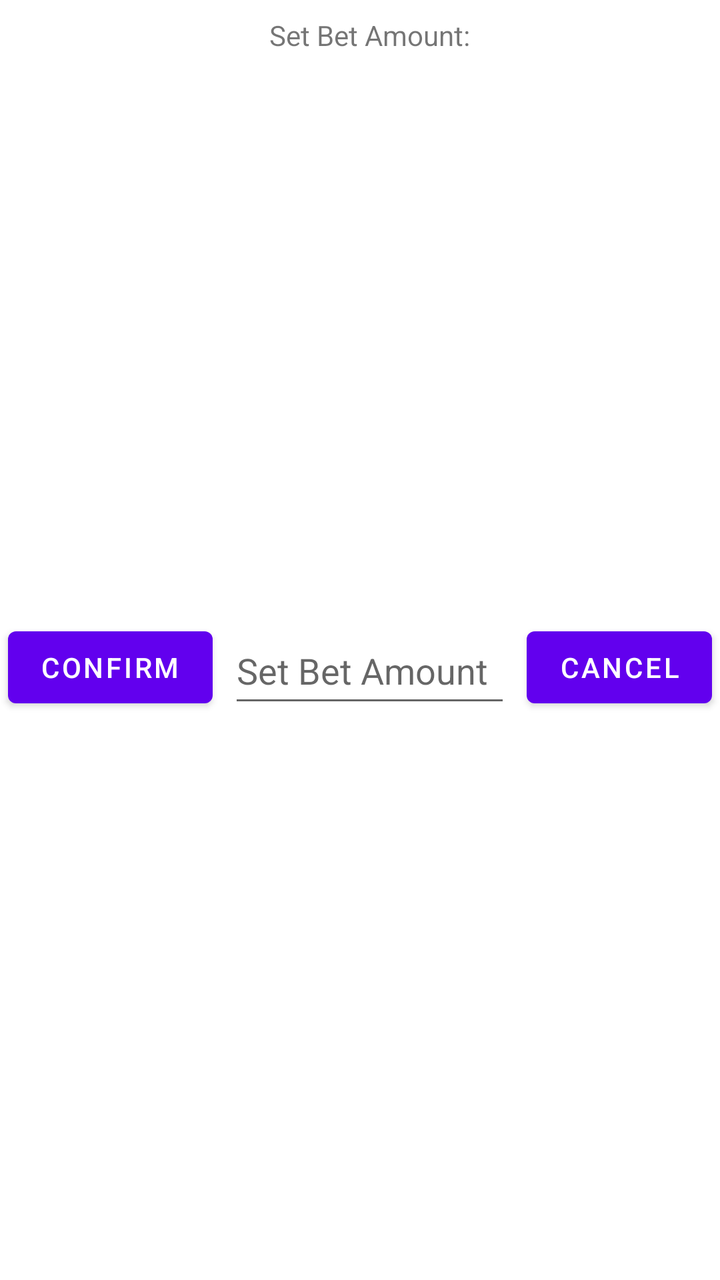
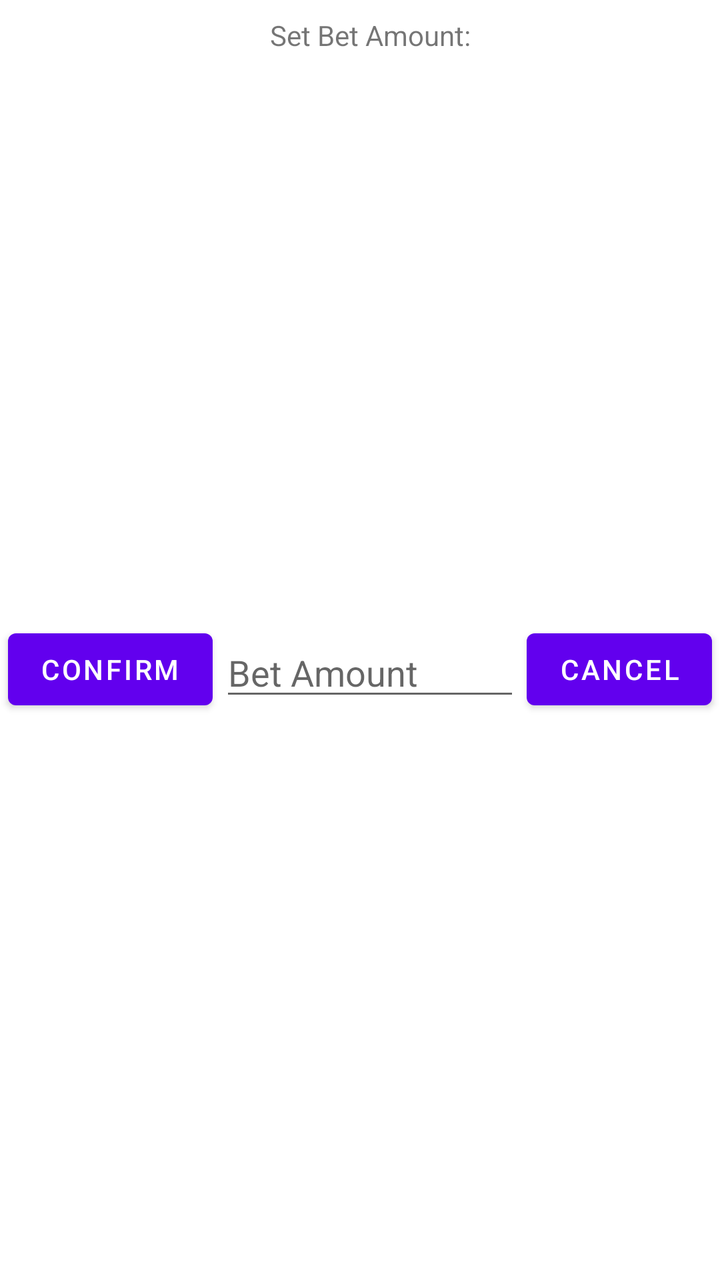

Compare the two renders of this Android layout. The source of the first and the diff that turns it into the second are given below.
<!-- AndroidManifest.xml: application theme Theme.GamblingBadger -->
<!-- res/layout/blackjack_set_bet_popup.xml -->
<?xml version="1.0" encoding="utf-8"?>
<androidx.constraintlayout.widget.ConstraintLayout xmlns:android="http://schemas.android.com/apk/res/android"
    xmlns:app="http://schemas.android.com/apk/res-auto"
    xmlns:tools="http://schemas.android.com/tools"
    android:layout_width="match_parent"
    android:layout_height="wrap_content">

    <TextView
        android:id="@+id/instructionTextView"
        android:layout_width="wrap_content"
        android:layout_height="wrap_content"
        android:layout_marginTop="8dp"
        android:text="Set Bet Amount:"
        app:layout_constraintEnd_toEndOf="@+id/TextInputSetBet"
        app:layout_constraintStart_toStartOf="@+id/TextInputSetBet"
        app:layout_constraintTop_toTopOf="parent" />

    <Button
        android:id="@+id/ConfirmButton"
        android:layout_width="wrap_content"
        android:layout_height="wrap_content"
        android:layout_marginStart="4dp"
        android:text="Confirm"
        app:layout_constraintBottom_toBottomOf="@+id/TextInputSetBet"
        app:layout_constraintEnd_toStartOf="@+id/CancelButton"
        app:layout_constraintHorizontal_bias="0.0"
        app:layout_constraintStart_toStartOf="parent"
        app:layout_constraintTop_toTopOf="@+id/TextInputSetBet" />

    <Button
        android:id="@+id/CancelButton"
        android:layout_width="wrap_content"
        android:layout_height="wrap_content"
        android:layout_marginEnd="4dp"
        android:text="Cancel"
        app:layout_constraintBottom_toBottomOf="@+id/TextInputSetBet"
        app:layout_constraintEnd_toEndOf="parent"
        app:layout_constraintTop_toTopOf="@+id/TextInputSetBet" />

    <EditText
        android:id="@+id/TextInputSetBet"
        android:layout_width="0dp"
        android:layout_height="50dp"
        android:layout_marginStart="8dp"
        android:layout_marginTop="8dp"
        android:layout_marginEnd="8dp"
        android:layout_marginBottom="8dp"
        android:ems="10"
        android:hint="Set Bet Amount"
        android:inputType="textPersonName"
        android:text=""
        app:layout_constraintBottom_toBottomOf="parent"
        app:layout_constraintEnd_toStartOf="@+id/CancelButton"
        app:layout_constraintStart_toEndOf="@+id/ConfirmButton"
        app:layout_constraintTop_toBottomOf="@+id/instructionTextView" />
</androidx.constraintlayout.widget.ConstraintLayout>
<!-- resources referenced by this layout -->
<resources>
  <style name="Theme.GamblingBadger" parent="Theme.MaterialComponents.DayNight.DarkActionBar">
          
          <item name="colorPrimary">@color/purple_500</item>
          <item name="colorPrimaryVariant">@color/purple_700</item>
          <item name="colorOnPrimary">@color/white</item>
          
          <item name="colorSecondary">@color/teal_200</item>
          <item name="colorSecondaryVariant">@color/teal_700</item>
          <item name="colorOnSecondary">@color/black</item>
          
          <item name="android:statusBarColor" tools:targetApi="l">?attr/colorPrimaryVariant</item>
          
      </style>
  <color name="purple_500">#FF6200EE</color>
  <color name="purple_700">#FF3700B3</color>
  <color name="white">#FFFFFFFF</color>
  <color name="teal_200">#FF03DAC5</color>
  <color name="teal_700">#FF018786</color>
  <color name="black">#FF000000</color>
</resources>

<!-- the commit's change to res/layout/blackjack_set_bet_popup.xml (unified diff, before → after) -->
@@ -22,8 +22,6 @@
         android:layout_marginStart="4dp"
         android:text="Confirm"
         app:layout_constraintBottom_toBottomOf="@+id/TextInputSetBet"
-        app:layout_constraintEnd_toStartOf="@+id/CancelButton"
-        app:layout_constraintHorizontal_bias="0.0"
         app:layout_constraintStart_toStartOf="parent"
         app:layout_constraintTop_toTopOf="@+id/TextInputSetBet" />
 
@@ -39,18 +37,18 @@
 
     <EditText
         android:id="@+id/TextInputSetBet"
-        android:layout_width="0dp"
-        android:layout_height="50dp"
+        android:layout_width="150dp"
+        android:layout_height="wrap_content"
         android:layout_marginStart="8dp"
-        android:layout_marginTop="8dp"
+        android:layout_marginTop="10dp"
         android:layout_marginEnd="8dp"
         android:layout_marginBottom="8dp"
         android:ems="10"
-        android:hint="Set Bet Amount"
-        android:inputType="textPersonName"
-        android:text=""
+        android:hint="Bet Amount"
+        android:inputType="numberDecimal"
         app:layout_constraintBottom_toBottomOf="parent"
         app:layout_constraintEnd_toStartOf="@+id/CancelButton"
         app:layout_constraintStart_toEndOf="@+id/ConfirmButton"
         app:layout_constraintTop_toBottomOf="@+id/instructionTextView" />
+
 </androidx.constraintlayout.widget.ConstraintLayout>
